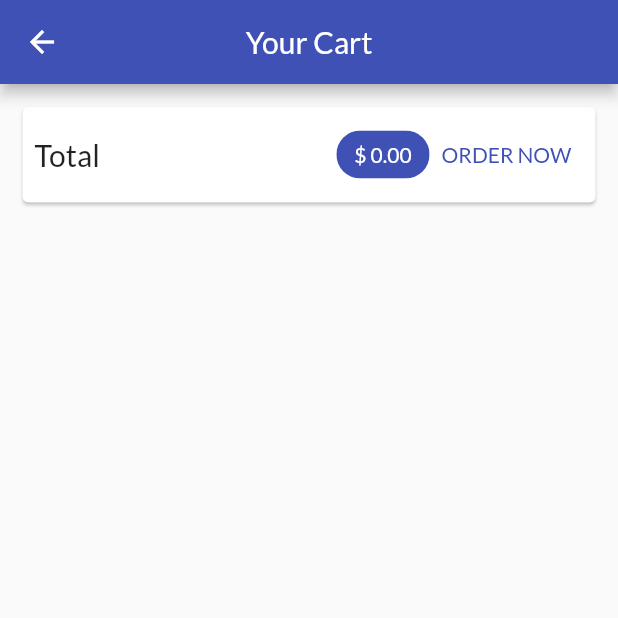
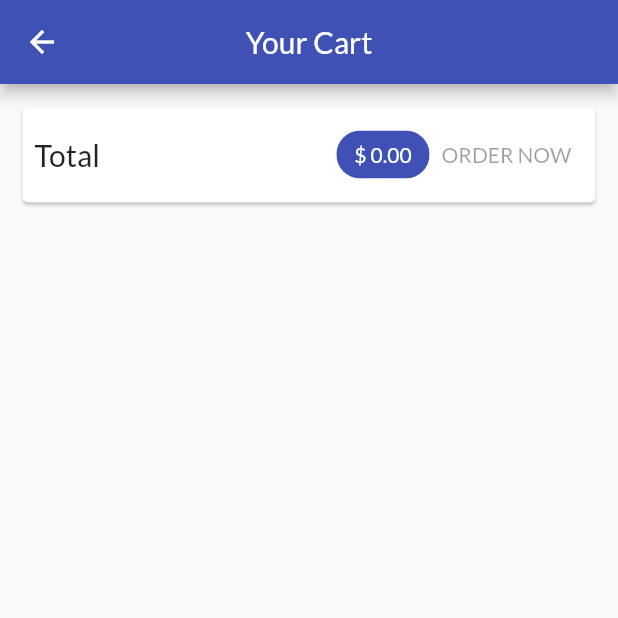
Before and after one commit to abhirh/shopping_app, a Flutter app: the CartScreen screen opened by its route, on a phone screen of 412 x 824 dp, the top half of it. Run offline on Flutter 3.47's test engine with Material 2 defaults, Android fonts, the phone set to English and light mode, and no system bars; network calls fail.

Commit message:
PATCH requests,custom exceptions ,updating 'Favourite' status, storing orders

```diff
--- /dev/null
+++ b/lib/models/http_exception.dart
@@ -0,0 +1,10 @@
+class HttpException implements Exception {
+  final String message;
+  HttpException({required this.message});
+
+  @override
+  String toString() {
+    return message;
+    // return super.toString(); Instance of httpexception
+  }
+}
--- a/lib/screens/cart_screen.dart
+++ b/lib/screens/cart_screen.dart
@@ -5,10 +5,15 @@ import 'package:shopping_app/widgets/cart_item.dart' as ci;
 
 import '../providers/orders_provider.dart';
 
-class CartScreen extends StatelessWidget {
+class CartScreen extends StatefulWidget {
   // const CartScreen({Key? key}) : super(key: key);
   static const routeName = '/cart';
 
+  @override
+  State<CartScreen> createState() => _CartScreenState();
+}
+
+class _CartScreenState extends State<CartScreen> {
   @override
   Widget build(BuildContext context) {
     final cart = Provider.of<Cart>(context);
@@ -42,14 +47,7 @@ class CartScreen extends StatelessWidget {
                     ),
                     backgroundColor: Theme.of(context).colorScheme.primary,
                   ),
-                  TextButton(
-                    onPressed: () {
-                      Provider.of<Orders>(context, listen: false).addOrder(
-                          cart.items.values.toList(), cart.totalAmount);
-                      cart.clear();
-                    },
-                    child: Text('ORDER NOW'),
-                  ),
+                  OrderTextButton(cart),
                 ],
               ),
             ),
@@ -73,3 +71,38 @@ class CartScreen extends StatelessWidget {
     );
   }
 }
+
+class OrderTextButton extends StatefulWidget {
+  final Cart cart;
+
+  OrderTextButton(this.cart);
+
+  @override
+  State<OrderTextButton> createState() => _OrderTextButtonState();
+}
+
+class _OrderTextButtonState extends State<OrderTextButton> {
+  var _isLoading = false;
+
+  @override
+  Widget build(BuildContext context) {
+    return TextButton(
+      onPressed: (widget.cart.totalAmount <= 0 || _isLoading)
+          ? null
+          : () async {
+              setState(() {
+                _isLoading = true;
+              });
+              await Provider.of<Orders>(context, listen: false).addOrder(
+                  widget.cart.items.values.toList(), widget.cart.totalAmount);
+              setState(() {
+                _isLoading = false;
+              });
+              widget.cart.clear();
+            },
+      child: _isLoading
+          ? const CircularProgressIndicator()
+          : const Text('ORDER NOW'),
+    );
+  }
+}
--- a/lib/screens/products_overview_screen.dart
+++ b/lib/screens/products_overview_screen.dart
@@ -32,7 +32,7 @@ class _ProductsOverviewScreenState extends State<ProductsOverviewScreen> {
         _isLoading = true;
       });
 
-      Provider.of<Products>(context).fetchandSetProducts().then((_) {
+      Provider.of<Products>(context).fetchAndSetProducts().then((_) {
         setState(() {
           _isLoading = false;
         });
--- a/lib/screens/user_products_screen.dart
+++ b/lib/screens/user_products_screen.dart
@@ -9,7 +9,7 @@ class UserProductsScreen extends StatelessWidget {
   static const routeName = '/user-products';
 
   Future<void> _refreshProducts(BuildContext context) async {
-    await Provider.of<Products>(context, listen: false).fetchandSetProducts();
+    await Provider.of<Products>(context, listen: false).fetchAndSetProducts();
   }
 
   @override
```
Also changed, not shown: lib/providers/orders_provider.dart (+20 -2 lines), lib/providers/product.dart (+21 -1 lines), lib/providers/products_provider.dart (+28 -5 lines), lib/screens/edit_product_screen.dart (+11 -10 lines), lib/widgets/user_product_item.dart (+12 -2 lines).
